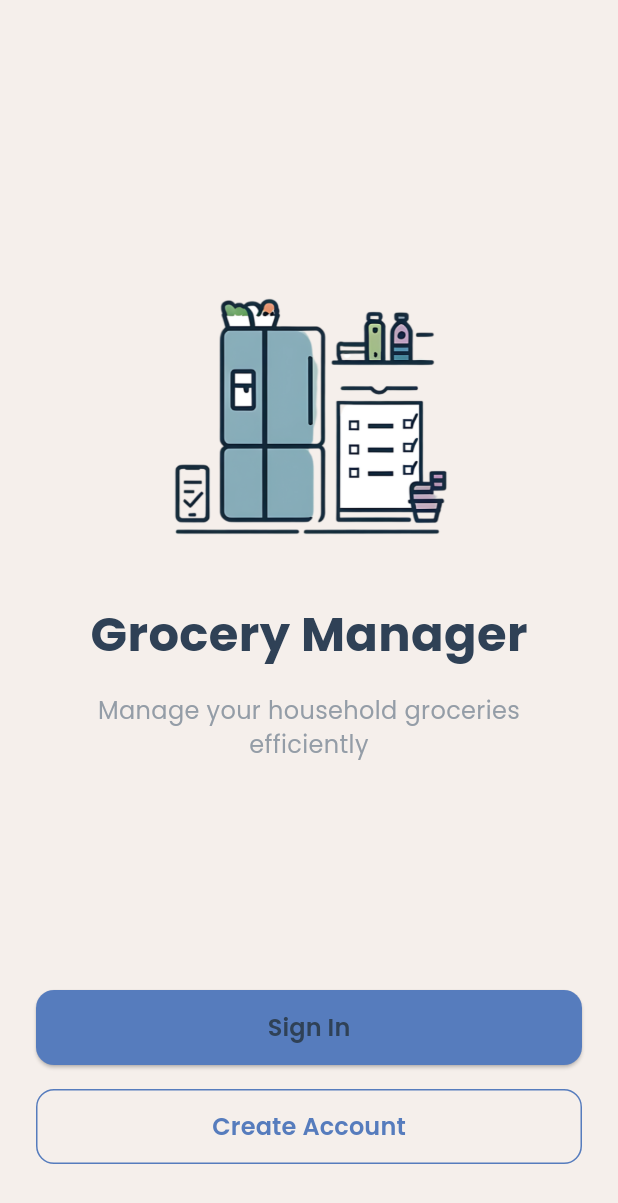
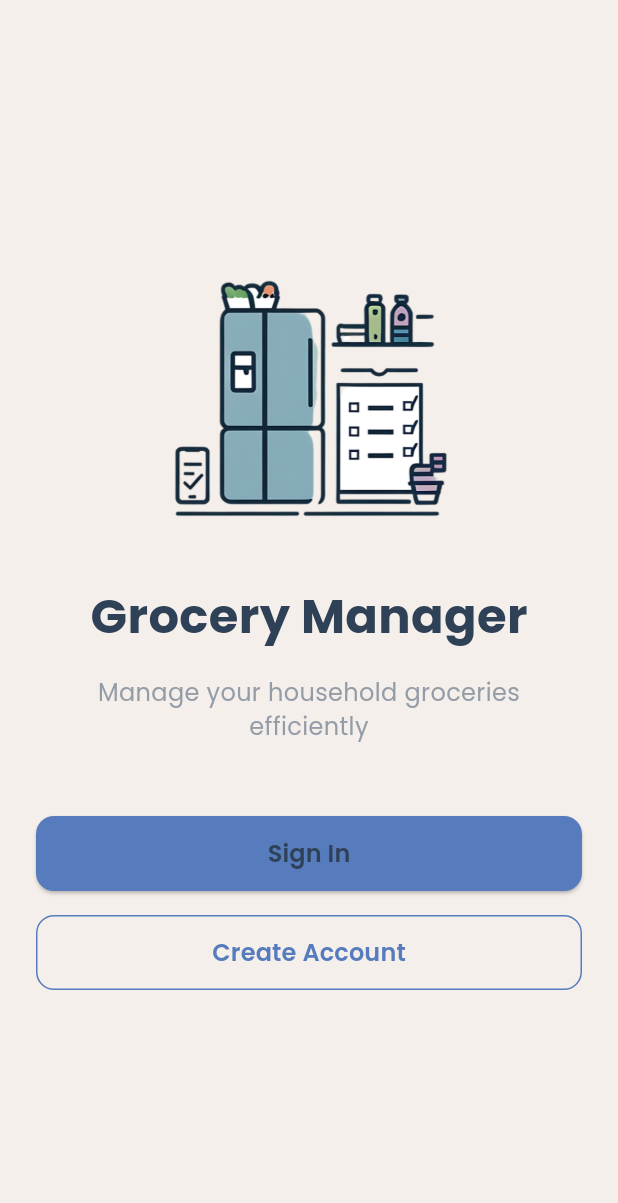
Before and after one commit to Black-Lights/grocery_app, a Flutter app: the WelcomePage screen opened directly, on a phone screen of 412 x 824 dp. Shown: the top 1203 px of the screen. Run offline on Flutter 3.47's test engine with Material 3 defaults, Android fonts, the phone set to English and light mode, and no system bars; our stand-ins replace cloud_firestore, firebase_auth, firebase_core, flutter_local_notifications, get, get_storage and 3 more; missing offline and left inert: google_mlkit_barcode_scanning, google_mlkit_text_recognition; accounts and stored records are empty.

Commit message:
fixed the welcome screen issue, changed the logo of app

```diff
--- a/lib/auth/welcome_page.dart
+++ b/lib/auth/welcome_page.dart
@@ -99,9 +99,34 @@ class WelcomePage extends StatelessWidget {
   Widget build(BuildContext context) {
     final isLargeScreen = _isLargeScreen(context);
 
-    if (isLargeScreen) {
-      return Scaffold(
-        body: Row(
+    return WillPopScope(
+      onWillPop: () async {
+        // Handle back button press
+        return await Get.dialog(
+          AlertDialog(
+            title: Text('Exit App'),
+            content: Text('Are you sure you want to exit?'),
+            actions: [
+              TextButton(
+                onPressed: () => Get.back(result: false),
+                child: Text('No'),
+              ),
+              ElevatedButton(
+                onPressed: () => Get.back(result: true),
+                style: ElevatedButton.styleFrom(
+                  backgroundColor: GroceryColors.teal,
+                ),
+                child: Text('Yes'),
+              ),
+            ],
+          ),
+        ) ?? false;
+      },
+      child: Scaffold(
+        backgroundColor: isLargeScreen ? Colors.transparent : GroceryColors.background,
+        body: SafeArea(
+          child: isLargeScreen
+              ? Row(
                   children: [
                     // Left Panel (Static)
                     Expanded(
@@ -126,27 +151,27 @@ class WelcomePage extends StatelessWidget {
                       ),
                     ),
                   ],
-        ),
-      );
-    }
-
-    // Mobile/Portrait Layout
-    return Scaffold(
-      backgroundColor: GroceryColors.background,
-      body: SafeArea(
-        child: Padding(
+                )
+              : Padding(
                   padding: EdgeInsets.all(24),
+                  child: Column(
+                    children: [
+                      Expanded(
+                        child: Center(
+                          child: SingleChildScrollView(
                             child: Column(
                               mainAxisAlignment: MainAxisAlignment.center,
                               children: [
-              Expanded(
-                child: Center(
-                  child: _buildLogo(),
+                                _buildLogo(),
+                                SizedBox(height: 48),
+                                _buildAuthButtons(context, isCompact: true),
+                              ],
                             ),
                           ),
-              _buildAuthButtons(context, isCompact: true),
-              SizedBox(height: 24),
+                        ),
+                      ),
                     ],
+                  ),
                 ),
         ),
       ),
```
Also changed, not shown: lib/auth/wrapper.dart (+3 -4 lines), 5 other files. Lines whose indentation alone changed are shown as unchanged.
